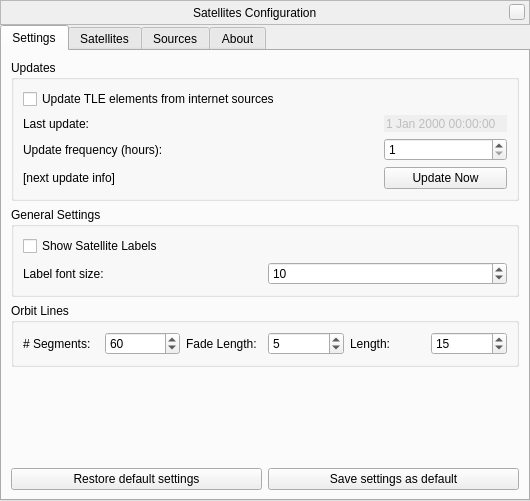
This is plugins/Satellites/src/gui/satellitesDialog.ui in 519984307/stellarium_src as Qt 5 draws it before an edit. The edited form follows.
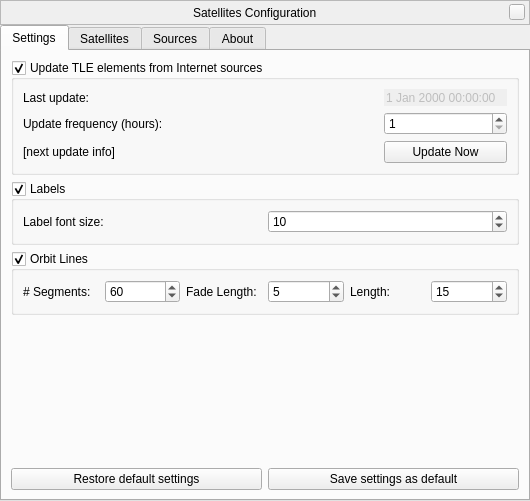
This is the edited form. Icons and pictures are not drawn. Custom widgets are drawn as their Qt base class.

Commit message: single 'satellite orbit lines' control in plugin config dialog

Patch:
```diff
--- a/plugins/Satellites/src/gui/satellitesDialog.ui
+++ b/plugins/Satellites/src/gui/satellitesDialog.ui
@@ -139,22 +139,15 @@
        <item>
         <widget class="QGroupBox" name="updatesGroupBox">
          <property name="title">
-          <string>Updates</string>
+          <string>Update TLE elements from Internet sources</string>
          </property>
          <property name="flat">
-          <bool>false</bool>
+          <bool>true</bool>
          </property>
          <property name="checkable">
-          <bool>false</bool>
+          <bool>true</bool>
          </property>
          <layout class="QVBoxLayout" name="verticalLayout_12">
-          <item>
-           <widget class="QCheckBox" name="updateFromInternetCheckbox">
-            <property name="text">
-             <string>Update TLE elements from internet sources</string>
-            </property>
-           </widget>
-          </item>
           <item>
            <layout class="QGridLayout" name="gridLayout">
             <item row="0" column="0">
@@ -232,16 +225,15 @@
        <item>
         <widget class="QGroupBox" name="groupBox_2">
          <property name="title">
-          <string>General Settings</string>
+          <string>Labels</string>
+         </property>
+         <property name="flat">
+          <bool>true</bool>
+         </property>
+         <property name="checkable">
+          <bool>true</bool>
          </property>
          <layout class="QVBoxLayout" name="verticalLayout_13">
-          <item>
-           <widget class="QCheckBox" name="showLabelsCheckbox">
-            <property name="text">
-             <string>Show Satellite Labels</string>
-            </property>
-           </widget>
-          </item>
           <item>
            <layout class="QGridLayout" name="gridLayout_2">
             <item row="2" column="0">
@@ -280,6 +272,12 @@
          <property name="title">
           <string>Orbit Lines</string>
          </property>
+         <property name="flat">
+          <bool>true</bool>
+         </property>
+         <property name="checkable">
+          <bool>true</bool>
+         </property>
          <layout class="QHBoxLayout" name="horizontalLayout_6">
           <item>
            <widget class="QLabel" name="label_5">
```
Left out of the diff: 6 changed lines with no effect on the pictures. The commit also changes 5 other files.
